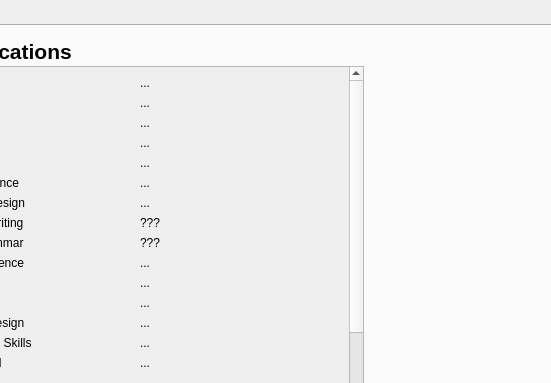
This is studentwindow.ui in sprinklej/00100100 as Qt 5 draws it before an edit; both pictures show x 249 to 800 and y 0 to 383 of the 800 by 530 pixel window. The edited form follows.
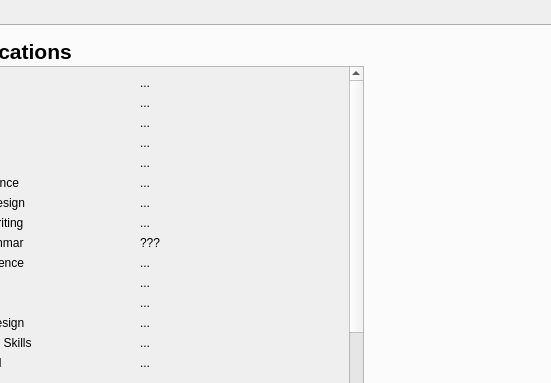
This is the edited form. The open tabs and pages were chosen to show the change.

```diff
--- a/studentwindow.ui
+++ b/studentwindow.ui
@@ -327,7 +327,7 @@
         <item row="7" column="1">
          <widget class="QLabel" name="techWriting">
           <property name="text">
-           <string>???</string>
+           <string>...</string>
           </property>
          </widget>
         </item>
```
Left out of the diff: 2 changed lines with no effect on the pictures.
